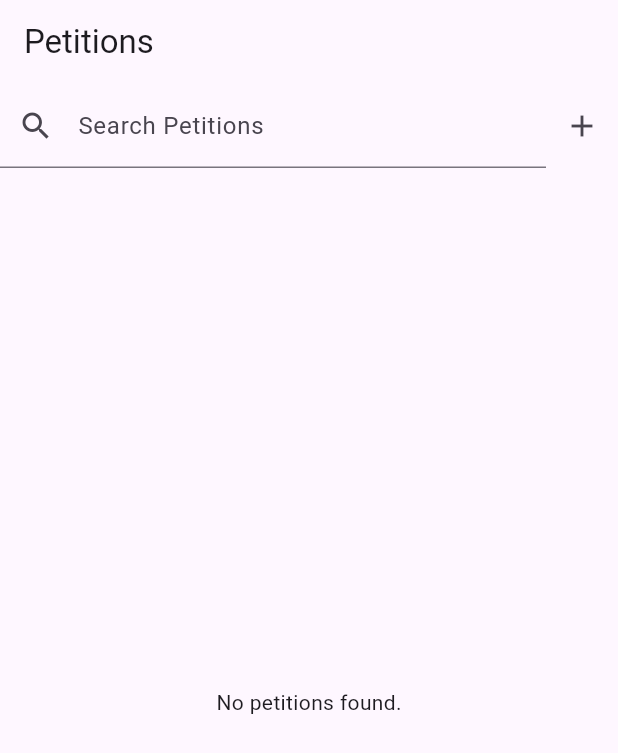
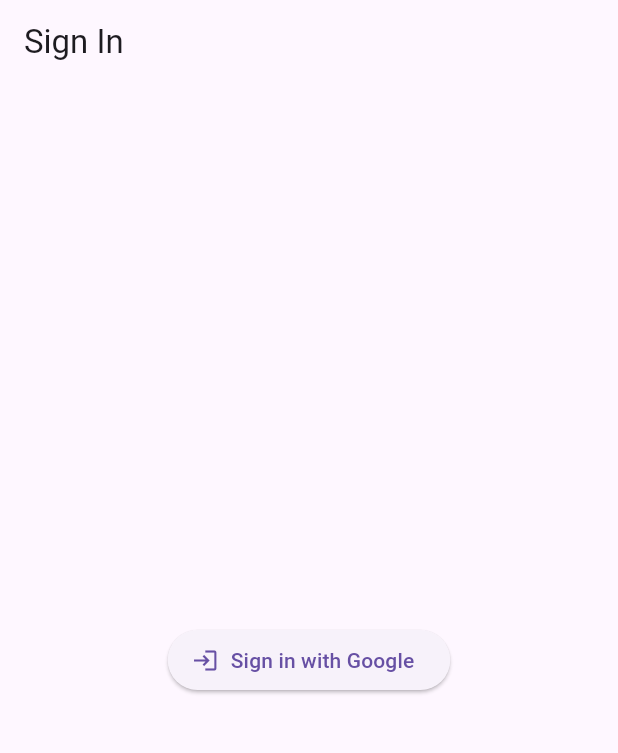
Before and after one commit to SkyDev125/petition, a Flutter app: the screen it shows after launch, on a phone screen of 412 x 824 dp. Shown: the top 753 px of the screen. Run offline on Flutter 3.47's test engine with Material 3 defaults, Android fonts, the phone set to English and light mode, and no system bars; our stand-ins replace firebase_auth, firebase_core, firebase_database, google_sign_in; accounts and stored records are empty; statements that could not run were skipped.

Commit message:
temp before

```diff
--- /dev/null
+++ b/lib/auth_wrapper.dart
@@ -0,0 +1,32 @@
+import 'package:flutter/material.dart';
+import 'package:firebase_auth/firebase_auth.dart';
+import 'package:petition_app/sign_in_page.dart';
+import 'petition_list_page.dart';
+import 'auth_service.dart';
+
+class AuthWrapper extends StatelessWidget {
+  const AuthWrapper({super.key});
+
+  @override
+  Widget build(BuildContext context) {
+    final AuthService authService = AuthService();
+
+    return StreamBuilder<User?>(
+      stream: authService.authStateChanges,
+      builder: (context, snapshot) {
+        if (snapshot.connectionState == ConnectionState.waiting) {
+          // Show loading indicator while checking auth state
+          return const Scaffold(
+            body: Center(child: CircularProgressIndicator()),
+          );
+        } else if (snapshot.hasData) {
+          // User is signed in
+          return const PetitionListPage();
+        } else {
+          // User is not signed in
+          return SignInPage(authService: authService);
+        }
+      },
+    );
+  }
+}
--- a/lib/main.dart
+++ b/lib/main.dart
@@ -1,7 +1,7 @@
 import 'package:flutter/material.dart';
 import 'package:firebase_core/firebase_core.dart';
 import 'firebase_options.dart';
-import 'petition_list_page.dart';
+import 'auth_wrapper.dart'; // Updated import
 
 void main() async {
   WidgetsFlutterBinding.ensureInitialized();
@@ -22,7 +22,7 @@
       darkTheme: ThemeData.dark(),
       themeMode:
           ThemeMode.system, // Automatically switch based on device settings
-      home: const PetitionListPage(),
+      home: const AuthWrapper(), // Use AuthWrapper
     );
   }
 }
--- /dev/null
+++ b/lib/sign_in_page.dart
@@ -0,0 +1,31 @@
+import 'package:flutter/material.dart';
+import 'auth_service.dart';
+
+class SignInPage extends StatelessWidget {
+  final AuthService authService;
+
+  const SignInPage({super.key, required this.authService});
+
+  @override
+  Widget build(BuildContext context) {
+    return Scaffold(
+      appBar: AppBar(
+        title: const Text('Sign In'),
+      ),
+      body: Center(
+        child: ElevatedButton.icon(
+          icon: const Icon(Icons.login),
+          label: const Text('Sign in with Google'),
+          onPressed: () async {
+            final userCredential = await authService.signInWithGoogle();
+            if (userCredential == null) {
+              ScaffoldMessenger.of(context).showSnackBar(
+                const SnackBar(content: Text('Sign-in failed')),
+              );
+            }
+          },
+        ),
+      ),
+    );
+  }
+}
--- a/pubspec.yaml
+++ b/pubspec.yaml
@@ -34,6 +34,7 @@
   firebase_database: ^11.1.2
   flutter:
     sdk: flutter
+  google_sign_in: ^6.2.1
 
 dev_dependencies:
   flutter_lints: ^4.0.0
```
Also changed, not shown: database.rules.json (added, +8 -0 lines), lib/auth_service.dart (added, +45 -0 lines), lib/create_petition_page.dart (+11 -12 lines), lib/petition_detail_page.dart (+22 -22 lines), firebase.json, lib/firebase_options.dart, pubspec.lock, 3 other files.
